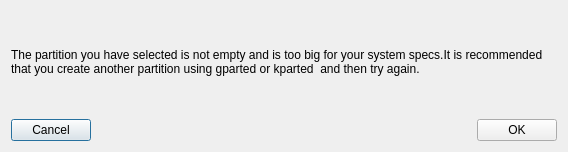
This is ui/dialog.ui in Thenujan-0/grub-editor as Qt 5 draws it before an edit. The edited form follows.
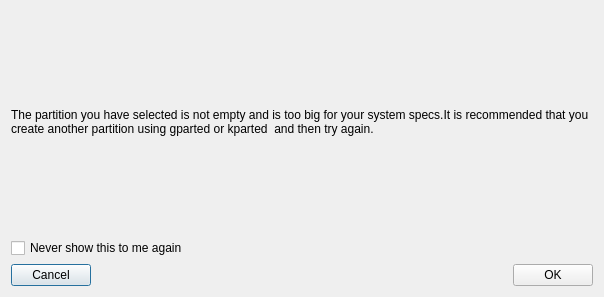
This is the edited form.

Diff of the .ui file:
```diff
--- a/ui/dialog.ui
+++ b/ui/dialog.ui
@@ -6,8 +6,8 @@
    <rect>
     <x>0</x>
     <y>0</y>
-    <width>568</width>
-    <height>152</height>
+    <width>604</width>
+    <height>297</height>
    </rect>
   </property>
   <property name="windowTitle">
@@ -26,6 +26,13 @@
        </property>
       </widget>
      </item>
+     <item>
+      <widget class="QCheckBox" name="checkBox">
+       <property name="text">
+        <string>Never show this to me again</string>
+       </property>
+      </widget>
+     </item>
      <item>
       <layout class="QHBoxLayout" name="horizontalLayout">
        <item>
```
